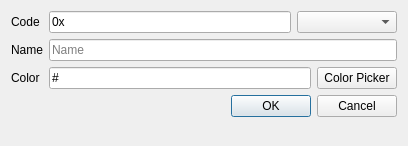
NeverKnewTheName/R_Visualizer, file R_Visualizer/MessageConfig/MsgCodeMapping/ui/msgcodemappingadddialog.ui: the form before one commit.
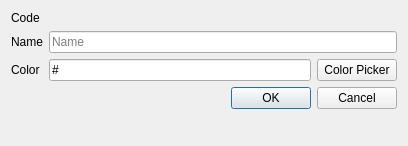
The form after the commit. Custom widgets are drawn as their Qt base class.

Commit message: added MsgDataFormatString dialog; enabled editor for MsgDataMappingWidget; replaced complicated LineEdits for MsgIDMappingWidget and MsgCodeMappingWidget with the correpsonding Msg Field Widgets; WIP

```diff
--- a/R_Visualizer/MessageConfig/MsgCodeMapping/ui/msgcodemappingadddialog.ui
+++ b/R_Visualizer/MessageConfig/MsgCodeMapping/ui/msgcodemappingadddialog.ui
@@ -21,63 +21,6 @@
      </property>
     </widget>
    </item>
-   <item row="0" column="1">
-    <layout class="QHBoxLayout" name="horizontalLayout_2">
-     <item>
-      <widget class="QLineEdit" name="codeLineEdit">
-       <property name="sizePolicy">
-        <sizepolicy hsizetype="Expanding" vsizetype="Minimum">
-         <horstretch>0</horstretch>
-         <verstretch>0</verstretch>
-        </sizepolicy>
-       </property>
-       <property name="minimumSize">
-        <size>
-         <width>100</width>
-         <height>0</height>
-        </size>
-       </property>
-       <property name="focusPolicy">
-        <enum>Qt::ClickFocus</enum>
-       </property>
-       <property name="toolTip">
-        <string>Enter the code for the message to be parsed</string>
-       </property>
-       <property name="locale">
-        <locale language="English" country="UnitedStates"/>
-       </property>
-       <property name="inputMask">
-        <string>\0\xhh</string>
-       </property>
-       <property name="maxLength">
-        <number>4</number>
-       </property>
-       <property name="placeholderText">
-        <string/>
-       </property>
-       <property name="cursorMoveStyle">
-        <enum>Qt::LogicalMoveStyle</enum>
-       </property>
-      </widget>
-     </item>
-     <item>
-      <widget class="QComboBox" name="numericallFormatComboBox">
-       <property name="minimumSize">
-        <size>
-         <width>100</width>
-         <height>0</height>
-        </size>
-       </property>
-       <property name="toolTip">
-        <string>Select the input format of the code</string>
-       </property>
-       <property name="locale">
-        <locale language="English" country="UnitedStates"/>
-       </property>
-      </widget>
-     </item>
-    </layout>
-   </item>
    <item row="2" column="0">
     <widget class="QLabel" name="nameLabel">
      <property name="text">
@@ -148,8 +91,19 @@
      </property>
     </widget>
    </item>
+   <item row="0" column="1">
+    <widget class="MsgCodeLineEdit" name="msgCodeLineEdit" native="true"/>
+   </item>
   </layout>
  </widget>
+ <customwidgets>
+  <customwidget>
+   <class>MsgCodeLineEdit</class>
+   <extends>QWidget</extends>
+   <header location="global">MsgCodeLineEdit.h</header>
+   <container>1</container>
+  </customwidget>
+ </customwidgets>
  <tabstops>
   <tabstop>codeLineEdit</tabstop>
   <tabstop>nameLineEdit</tabstop>
```
Left out of the diff: 1 changed line with no effect on the pictures. The commit also changes 24 other files.
